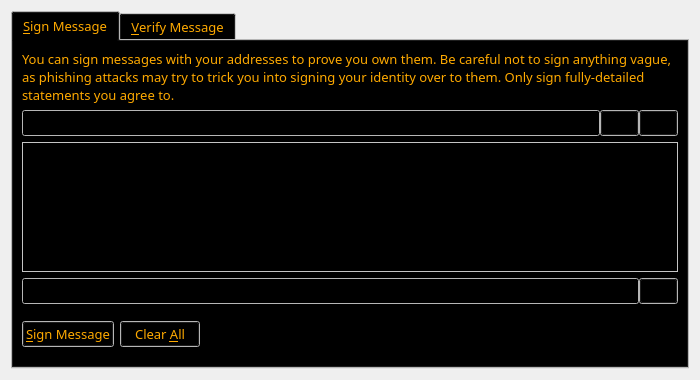
First picture: the form in src/qt/forms/signverifymessagedialog.ui, repository MilkandPie4U/SproutsNewChain, before the edit.
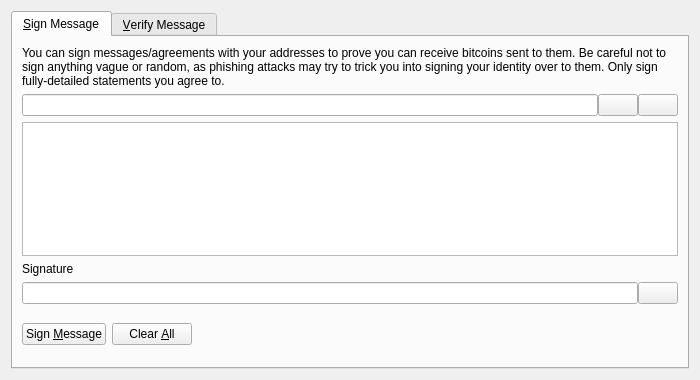
Second picture: the form after the edit. The open tabs and pages were chosen to show the change. Icons and pictures are not drawn. Custom widgets are drawn as their Qt base class.

Patch:
```diff
--- a/src/qt/forms/signverifymessagedialog.ui
+++ b/src/qt/forms/signverifymessagedialog.ui
@@ -16,430 +16,9 @@
   <property name="modal">
    <bool>true</bool>
   </property>
-  <layout class="QGridLayout" name="gridLayout">
-   <item row="0" column="0">
+  <layout class="QVBoxLayout" name="verticalLayout">
+   <item>
     <widget class="QTabWidget" name="tabWidget">
-     <property name="palette">
-      <palette>
-       <active>
-        <colorrole role="WindowText">
-         <brush brushstyle="SolidPattern">
-          <color alpha="255">
-           <red>255</red>
-           <green>170</green>
-           <blue>0</blue>
-          </color>
-         </brush>
-        </colorrole>
-        <colorrole role="Button">
-         <brush brushstyle="SolidPattern">
-          <color alpha="255">
-           <red>0</red>
-           <green>0</green>
-           <blue>0</blue>
-          </color>
-         </brush>
-        </colorrole>
-        <colorrole role="Light">
-         <brush brushstyle="SolidPattern">
-          <color alpha="255">
-           <red>255</red>
-           <green>255</green>
-           <blue>255</blue>
-          </color>
-         </brush>
-        </colorrole>
-        <colorrole role="Midlight">
-         <brush brushstyle="SolidPattern">
-          <color alpha="255">
-           <red>255</red>
-           <green>255</green>
-           <blue>255</blue>
-          </color>
-         </brush>
-        </colorrole>
-        <colorrole role="Dark">
-         <brush brushstyle="SolidPattern">
-          <color alpha="255">
-           <red>255</red>
-           <green>255</green>
-           <blue>255</blue>
-          </color>
-         </brush>
-        </colorrole>
-        <colorrole role="Mid">
-         <brush brushstyle="SolidPattern">
-          <color alpha="255">
-           <red>255</red>
-           <green>255</green>
-           <blue>255</blue>
-          </color>
-         </brush>
-        </colorrole>
-        <colorrole role="Text">
-         <brush brushstyle="SolidPattern">
-          <color alpha="255">
-           <red>255</red>
-           <green>170</green>
-           <blue>0</blue>
-          </color>
-         </brush>
-        </colorrole>
-        <colorrole role="BrightText">
-         <brush brushstyle="SolidPattern">
-          <color alpha="255">
-           <red>255</red>
-           <green>255</green>
-           <blue>255</blue>
-          </color>
-         </brush>
-        </colorrole>
-        <colorrole role="ButtonText">
-         <brush brushstyle="SolidPattern">
-          <color alpha="255">
-           <red>255</red>
-           <green>170</green>
-           <blue>0</blue>
-          </color>
-         </brush>
-        </colorrole>
-        <colorrole role="Base">
-         <brush brushstyle="SolidPattern">
-          <color alpha="255">
-           <red>0</red>
-           <green>0</green>
-           <blue>0</blue>
-          </color>
-         </brush>
-        </colorrole>
-        <colorrole role="Window">
-         <brush brushstyle="SolidPattern">
-          <color alpha="255">
-           <red>255</red>
-           <green>255</green>
-           <blue>255</blue>
-          </color>
-         </brush>
-        </colorrole>
-        <colorrole role="Shadow">
-         <brush brushstyle="SolidPattern">
-          <color alpha="255">
-           <red>255</red>
-           <green>255</green>
-           <blue>255</blue>
-          </color>
-         </brush>
-        </colorrole>
-        <colorrole role="AlternateBase">
-         <brush brushstyle="SolidPattern">
-          <color alpha="255">
-           <red>0</red>
-           <green>0</green>
-           <blue>0</blue>
-          </color>
-         </brush>
-        </colorrole>
-        <colorrole role="ToolTipBase">
-         <brush brushstyle="SolidPattern">
-          <color alpha="255">
-           <red>0</red>
-           <green>0</green>
-           <blue>0</blue>
-          </color>
-         </brush>
-        </colorrole>
-        <colorrole role="ToolTipText">
-         <brush brushstyle="SolidPattern">
-          <color alpha="255">
-           <red>255</red>
-           <green>170</green>
-           <blue>0</blue>
-          </color>
-         </brush>
-        </colorrole>
-       </active>
-       <inactive>
-        <colorrole role="WindowText">
-         <brush brushstyle="SolidPattern">
-          <color alpha="255">
-           <red>255</red>
-           <green>170</green>
-           <blue>0</blue>
-          </color>
-         </brush>
-        </colorrole>
-        <colorrole role="Button">
-         <brush brushstyle="SolidPattern">
-          <color alpha="255">
-           <red>0</red>
-           <green>0</green>
-           <blue>0</blue>
-          </color>
-         </brush>
-        </colorrole>
-        <colorrole role="Light">
-         <brush brushstyle="SolidPattern">
-          <color alpha="255">
-           <red>255</red>
-           <green>255</green>
-           <blue>255</blue>
-          </color>
-         </brush>
-        </colorrole>
-        <colorrole role="Midlight">
-         <brush brushstyle="SolidPattern">
-          <color alpha="255">
-           <red>255</red>
-           <green>255</green>
-           <blue>255</blue>
-          </color>
-         </brush>
-        </colorrole>
-        <colorrole role="Dark">
-         <brush brushstyle="SolidPattern">
-          <color alpha="255">
-           <red>255</red>
-           <green>255</green>
-           <blue>255</blue>
-          </color>
-         </brush>
-        </colorrole>
-        <colorrole role="Mid">
-         <brush brushstyle="SolidPattern">
-          <color alpha="255">
-           <red>255</red>
-           <green>255</green>
-           <blue>255</blue>
-          </color>
-         </brush>
-        </colorrole>
-        <colorrole role="Text">
-         <brush brushstyle="SolidPattern">
-          <color alpha="255">
-           <red>255</red>
-           <green>170</green>
-           <blue>0</blue>
-          </color>
-         </brush>
-        </colorrole>
-        <colorrole role="BrightText">
-         <brush brushstyle="SolidPattern">
-          <color alpha="255">
-           <red>255</red>
-           <green>255</green>
-           <blue>255</blue>
-          </color>
-         </brush>
-        </colorrole>
-        <colorrole role="ButtonText">
-         <brush brushstyle="SolidPattern">
-          <color alpha="255">
-           <red>255</red>
-           <green>170</green>
-           <blue>0</blue>
-          </color>
-         </brush>
-        </colorrole>
-        <colorrole role="Base">
-         <brush brushstyle="SolidPattern">
-          <color alpha="255">
-           <red>0</red>
-           <green>0</green>
-           <blue>0</blue>
-          </color>
-         </brush>
-        </colorrole>
-        <colorrole role="Window">
-         <brush brushstyle="SolidPattern">
-          <color alpha="255">
-           <red>255</red>
-           <green>255</green>
-           <blue>255</blue>
-          </color>
-         </brush>
-        </colorrole>
-        <colorrole role="Shadow">
-         <brush brushstyle="SolidPattern">
-          <color alpha="255">
-           <red>255</red>
-           <green>255</green>
-           <blue>255</blue>
-          </color>
-         </brush>
-        </colorrole>
-        <colorrole role="AlternateBase">
-         <brush brushstyle="SolidPattern">
-          <color alpha="255">
-           <red>0</red>
-           <green>0</green>
-           <blue>0</blue>
-          </color>
-         </brush>
-        </colorrole>
-        <colorrole role="ToolTipBase">
-         <brush brushstyle="SolidPattern">
-          <color alpha="255">
-           <red>0</red>
-           <green>0</green>
-           <blue>0</blue>
-          </color>
-         </brush>
-        </colorrole>
-        <colorrole role="ToolTipText">
-         <brush brushstyle="SolidPattern">
-          <color alpha="255">
-           <red>255</red>
-           <green>170</green>
-           <blue>0</blue>
-          </color>
-         </brush>
-        </colorrole>
-       </inactive>
-       <disabled>
-        <colorrole role="WindowText">
-         <brush brushstyle="SolidPattern">
-          <color alpha="255">
-           <red>255</red>
-           <green>255</green>
-           <blue>255</blue>
-          </color>
-         </brush>
-        </colorrole>
-        <colorrole role="Button">
-         <brush brushstyle="SolidPattern">
-          <color alpha="255">
-           <red>0</red>
-           <green>0</green>
-           <blue>0</blue>
-          </color>
-         </brush>
-        </colorrole>
-        <colorrole role="Light">
-         <brush brushstyle="SolidPattern">
-          <color alpha="255">
-           <red>255</red>
-           <green>255</green>
-           <blue>255</blue>
-          </color>
-         </brush>
-        </colorrole>
-        <colorrole role="Midlight">
-         <brush brushstyle="SolidPattern">
-          <color alpha="255">
-           <red>255</red>
-           <green>255</green>
-           <blue>255</blue>
-          </color>
-         </brush>
-        </colorrole>
-        <colorrole role="Dark">
-         <brush brushstyle="SolidPattern">
-          <color alpha="255">
-           <red>255</red>
-           <green>255</green>
-           <blue>255</blue>
-          </color>
-         </brush>
-        </colorrole>
-        <colorrole role="Mid">
-         <brush brushstyle="SolidPattern">
-          <color alpha="255">
-           <red>255</red>
-           <green>255</green>
-           <blue>255</blue>
-          </color>
-         </brush>
-        </colorrole>
-        <colorrole role="Text">
-         <brush brushstyle="SolidPattern">
-          <color alpha="255">
-           <red>255</red>
-           <green>255</green>
-           <blue>255</blue>
-          </color>
-         </brush>
-        </colorrole>
-        <colorrole role="BrightText">
-         <brush brushstyle="SolidPattern">
-          <color alpha="255">
-           <red>255</red>
-           <green>255</green>
-           <blue>255</blue>
-          </color>
-         </brush>
-        </colorrole>
-        <colorrole role="ButtonText">
-         <brush brushstyle="SolidPattern">
-          <color alpha="255">
-           <red>255</red>
-           <green>255</green>
-           <blue>255</blue>
-          </color>
-         </brush>
-        </colorrole>
-        <colorrole role="Base">
-         <brush brushstyle="SolidPattern">
-          <color alpha="255">
-           <red>255</red>
-           <green>255</green>
-           <blue>255</blue>
-          </color>
-         </brush>
-        </colorrole>
-        <colorrole role="Window">
-         <brush brushstyle="SolidPattern">
-          <color alpha="255">
-           <red>255</red>
-           <green>255</green>
-           <blue>255</blue>
-          </color>
-         </brush>
-        </colorrole>
-        <colorrole role="Shadow">
-         <brush brushstyle="SolidPattern">
-          <color alpha="255">
-           <red>255</red>
-           <green>255</green>
-           <blue>255</blue>
-          </color>
-         </brush>
-        </colorrole>
-        <colorrole role="AlternateBase">
-         <brush brushstyle="SolidPattern">
-          <color alpha="255">
-           <red>0</red>
-           <green>0</green>
-           <blue>0</blue>
-          </color>
-         </brush>
-        </colorrole>
-        <colorrole role="ToolTipBase">
-         <brush brushstyle="SolidPattern">
-          <color alpha="255">
-           <red>0</red>
-           <green>0</green>
-           <blue>0</blue>
-          </color>
-         </brush>
-        </colorrole>
-        <colorrole role="ToolTipText">
-         <brush brushstyle="SolidPattern">
-          <color alpha="255">
-           <red>255</red>
-           <green>170</green>
-           <blue>0</blue>
-          </color>
-         </brush>
-        </colorrole>
-       </disabled>
-      </palette>
-     </property>
-     <property name="font">
-      <font>
-       <family>Plantagenet Cherokee</family>
-       <pointsize>10</pointsize>
-      </font>
-     </property>
      <property name="currentIndex">
       <number>1</number>
      </property>
@@ -447,11 +26,11 @@
       <attribute name="title">
        <string>&amp;Sign Message</string>
       </attribute>
-      <layout class="QGridLayout" name="gridLayout_2">
-       <item row="0" column="0">
+      <layout class="QVBoxLayout" name="verticalLayout_SM">
+       <item>
         <widget class="QLabel" name="infoLabel_SM">
          <property name="text">
-          <string>You can sign messages with your addresses to prove you own them. Be careful not to sign anything vague, as phishing attacks may try to trick you into signing your identity over to them. Only sign fully-detailed statements you agree to.</string>
+          <string>You can sign messages/agreements with your addresses to prove you can receive bitcoins sent to them. Be careful not to sign anything vague or random, as phishing attacks may try to trick you into signing your identity over to them. Only sign fully-detailed statements you agree to.</string>
          </property>
          <property name="textFormat">
           <enum>Qt::PlainText</enum>
@@ -461,7 +40,7 @@
          </property>
         </widget>
        </item>
-       <item row="1" column="0">
+       <item>
         <layout class="QHBoxLayout" name="horizontalLayout_1_SM">
          <property name="spacing">
           <number>0</number>
@@ -479,10 +58,7 @@
          <item>
           <widget class="QPushButton" name="addressBookButton_SM">
            <property name="toolTip">
-            <string>&lt;html&gt;&lt;head/&gt;&lt;body&gt;&lt;p&gt;&lt;img src=&quot;:/toolTip/res/tooltips/chooseAddressTooltip.png&quot;/&gt;&lt;/p&gt;&lt;/body&gt;&lt;/html&gt;</string>
-           </property>
-           <property name="styleSheet">
-            <string notr="true"/>
+            <string>Choose previously used address</string>
            </property>
            <property name="text">
             <string/>
@@ -502,10 +78,7 @@
          <item>
           <widget class="QPushButton" name="pasteButton_SM">
            <property name="toolTip">
-            <string>&lt;html&gt;&lt;head/&gt;&lt;body&gt;&lt;p&gt;&lt;img src=&quot;:/toolTip/res/tooltips/pasteAddressTooltip.png&quot;/&gt;&lt;/p&gt;&lt;/body&gt;&lt;/html&gt;</string>
-           </property>
-           <property name="styleSheet">
-            <string notr="true"/>
+            <string>Paste address from clipboard</string>
            </property>
            <property name="text">
             <string/>
@@ -524,20 +97,35 @@
          </item>
         </layout>
        </item>
-       <item row="2" column="0">
+       <item>
         <widget class="QPlainTextEdit" name="messageIn_SM">
          <property name="toolTip">
           <string>&lt;html&gt;&lt;head/&gt;&lt;body&gt;&lt;p&gt;&lt;img src=&quot;:/toolTip/res/tooltips/theMessageToSign.png&quot;/&gt;&lt;/p&gt;&lt;/body&gt;&lt;/html&gt;</string>
          </property>
         </widget>
        </item>
-       <item row="3" column="0">
+       <item>
+        <widget class="QLabel" name="signatureLabel_SM">
+         <property name="text">
+          <string>Signature</string>
+         </property>
+         <property name="textFormat">
+          <enum>Qt::PlainText</enum>
+         </property>
+        </widget>
+       </item>
+       <item>
         <layout class="QHBoxLayout" name="horizontalLayout_2_SM">
          <property name="spacing">
           <number>0</number>
          </property>
          <item>
           <widget class="QLineEdit" name="signatureOut_SM">
+           <property name="font">
+            <font>
+             <italic>true</italic>
+            </font>
+           </property>
            <property name="readOnly">
             <bool>true</bool>
            </property>
@@ -546,10 +134,7 @@
          <item>
           <widget class="QPushButton" name="copySignatureButton_SM">
            <property name="toolTip">
-            <string>&lt;html&gt;&lt;head/&gt;&lt;body&gt;&lt;p&gt;&lt;img src=&quot;:/toolTip/res/tooltips/copyMessageTooltip.png&quot;/&gt;&lt;/p&gt;&lt;/body&gt;&lt;/html&gt;</string>
-           </property>
-           <property name="styleSheet">
-            <string notr="true"/>
+            <string>Copy the current signature to the system clipboard</string>
            </property>
            <property name="text">
             <string/>
@@ -565,7 +150,7 @@
          </item>
         </layout>
        </item>
-       <item row="4" column="0">
+       <item>
         <layout class="QHBoxLayout" name="horizontalLayout_3_SM">
          <item>
           <widget class="QPushButton" name="signMessageButton_SM">
@@ -573,7 +158,7 @@
             <string>&lt;html&gt;&lt;head/&gt;&lt;body&gt;&lt;p&gt;&lt;img src=&quot;:/toolTip/res/tooltips/signThisMessageTooltip.png&quot;/&gt;&lt;/p&gt;&lt;/body&gt;&lt;/html&gt;</string>
            </property>
            <property name="text">
-            <string>&amp;Sign Message</string>
+            <string>Sign &amp;Message</string>
            </property>
            <property name="icon">
             <iconset resource="../bitcoin.qrc">
@@ -616,6 +201,12 @@
          </item>
          <item>
           <widget class="QLabel" name="statusLabel_SM">
+           <property name="font">
+            <font>
+             <weight>75</weight>
+             <bold>true</bold>
+            </font>
+           </property>
            <property name="text">
             <string/>
            </property>
```
Left out of the diff: 43 changed lines with no effect on the pictures.
